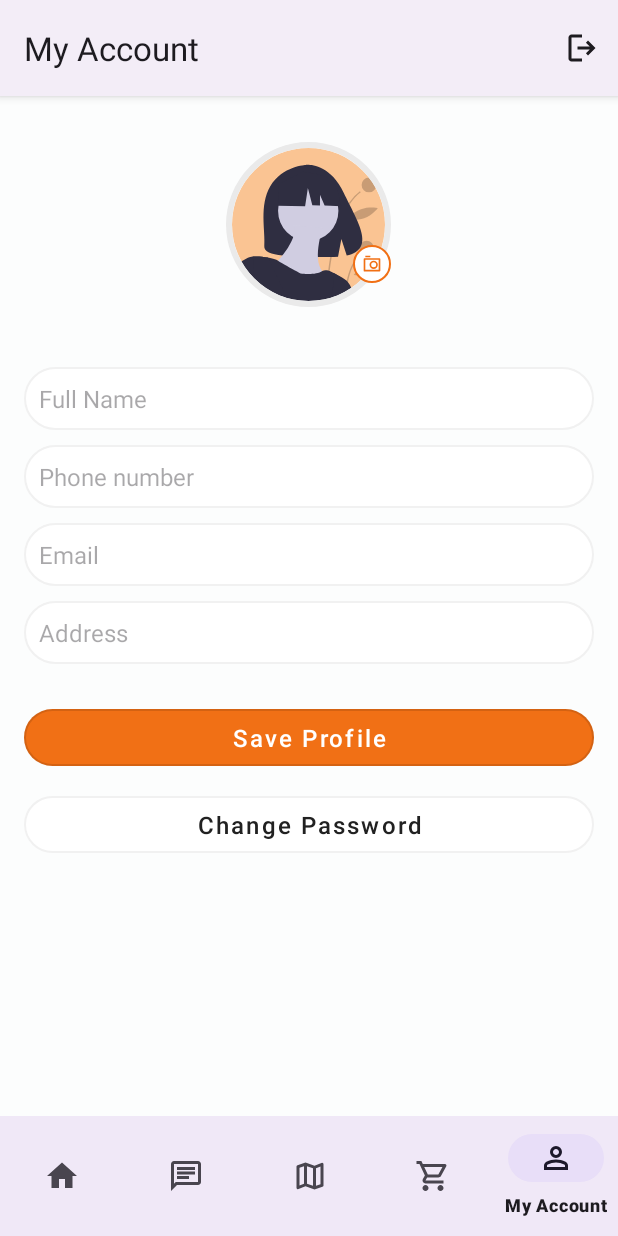
After one commit to STHAOPHAN/Pet-Shop, an Android app: the ProfileFragment screen opened through its navigation route, on a phone screen of 412 x 824 dp. The commit adds this screen. Run offline under Robolectric (Android 15) with nearby library versions, the phone set to English and light mode, and no system bars; our stand-ins replace CircleImageView, Firebase (no records; nobody signed in at launch, a user with empty details on screens opened directly), navigation-ui, sdp/ssp sizes; pictures from the network do not load; 3 statements that could not run were skipped.

Commit message:
add Profile

```diff
--- a/app/build.gradle.kts
+++ b/app/build.gradle.kts
@@ -61,5 +61,6 @@ dependencies {
     implementation("com.github.bumptech.glide:glide:4.12.0")
     annotationProcessor("com.github.bumptech.glide:compiler:4.12.0")
     implementation("androidx.cardview:cardview:1.0.0")
+    implementation("de.hdodenhof:circleimageview:3.1.0")
 
 }
--- /dev/null
+++ b/app/src/main/java/com/example/product_sale/account/ProfileFragment.java
@@ -0,0 +1,199 @@
+package com.example.product_sale.account;
+
+import android.content.Intent;
+import android.os.Bundle;
+import android.support.annotation.Nullable;
+import android.util.Log;
+import android.view.LayoutInflater;
+import android.view.Menu;
+import android.view.MenuInflater;
+import android.view.MenuItem;
+import android.view.View;
+import android.view.ViewGroup;
+import android.widget.ArrayAdapter;
+import android.widget.EditText;
+import android.widget.Spinner;
+import android.widget.Toast;
+
+import androidx.annotation.NonNull;
+import androidx.fragment.app.Fragment;
+
+import com.bumptech.glide.Glide;
+import com.example.product_sale.R;
+import de.hdodenhof.circleimageview.CircleImageView;
+import retrofit2.Call;
+import retrofit2.Callback;
+import retrofit2.Response;
+
+import com.example.product_sale.activity.LoginActivity;
+import com.example.product_sale.models.Customer;
+import com.example.product_sale.models.Pet;
+import com.example.product_sale.service.CustomerApiService;
+import com.example.product_sale.service.PetApiService;
+import com.google.android.material.button.MaterialButton;
+import com.google.firebase.Firebase;
+import com.google.firebase.auth.FirebaseAuth;
+import com.google.firebase.auth.FirebaseUser;
+
+import java.util.List;
+
+public class ProfileFragment extends Fragment {
+
+    private EditText edtFirstName, edtMobileNo, edtEmail, edtAddress;
+    private CircleImageView ivProfileImage;
+    private MaterialButton btnSaveProFile, btnChangePassword, btnDeactivate;
+    private Customer customer;
+    private String emailUser;
+    private int idUser;
+
+    @Override
+    public void onCreate(@androidx.annotation.Nullable Bundle savedInstanceState) {
+        super.onCreate(savedInstanceState);
+        setHasOptionsMenu(true);
+    }
+
+    @Nullable
+    @Override
+    public View onCreateView(@NonNull LayoutInflater inflater, @Nullable ViewGroup container, @Nullable Bundle savedInstanceState) {
+        View view = inflater.inflate(R.layout.fragment_profile, container, false);
+
+        // Khởi tạo các View
+        ivProfileImage = view.findViewById(R.id.ivProfileImage);
+        edtFirstName = view.findViewById(R.id.edtFirstName);
+        edtMobileNo = view.findViewById(R.id.edtMobileNo);
+        edtEmail = view.findViewById(R.id.edtEmail);
+        edtAddress = view.findViewById(R.id.edtAddress);
+        btnSaveProFile = view.findViewById(R.id.btnSaveProFile);
+        btnChangePassword = view.findViewById(R.id.btnChangePassword);
+        btnDeactivate = view.findViewById(R.id.btnDeactivate);
+
+        // Lấy dữ liệu profile và thiết lập giá trị cho các View
+        FirebaseAuth auth = FirebaseAuth.getInstance();
+        FirebaseUser user= auth.getCurrentUser();
+        if (user == null){
+            Intent intent = new Intent(getContext(), LoginActivity.class);
+            startActivity(intent);
+        }
+        emailUser = user.getEmail();
+        customer = new Customer();
+        loadProfileData();
+
+        // Thiết lập sự kiện click cho nút lưu profile
+        btnSaveProFile.setOnClickListener(new View.OnClickListener() {
+            @Override
+            public void onClick(View v) {
+                saveProfileData();
+                loadProfileData();
+            }
+        });
+
+        // Thiết lập sự kiện click cho nút thay đổi mật khẩu
+        btnChangePassword.setOnClickListener(new View.OnClickListener() {
+            @Override
+            public void onClick(View v) {
+                changePassword();
+            }
+        });
+
+        return view;
+    }
+
+    private void loadProfileData() {
+        CustomerApiService customerApiService = CustomerApiService.retrofit.create(CustomerApiService.class);
+        customerApiService.getCustomerByEmail(emailUser).enqueue(new Callback<List<Customer>>() {
+            @Override
+            public void onResponse(Call<List<Customer>> call, Response<List<Customer>> response) {
+                if (response.isSuccessful()) {
+                    List<Customer> customers = response.body();
+                    if (customers != null && !customers.isEmpty()) {
+                        Customer customer = customers.get(0);
+                        // Thiết lập giá trị cho các View
+                        edtFirstName.setText(customer.getFullName());
+                        edtMobileNo.setText(customer.getPhone());
+                        edtEmail.setText(customer.getEmail());
+                        edtAddress.setText(customer.getAddress());
+                        idUser = customer.getId();
+                    } else {
+                        Toast.makeText(getActivity(), "No customer found", Toast.LENGTH_SHORT).show();
+                    }
+                } else {
+                    Toast.makeText(getActivity(), "Failed to get customer", Toast.LENGTH_SHORT).show();
+                }
+            }
+
+            @Override
+            public void onFailure(Call<List<Customer>> call, Throwable t) {
+                Log.e("API_ERROR", "Failure: " + t.getMessage());
+                Toast.makeText(getActivity(), "Network error", Toast.LENGTH_SHORT).show();
+            }
+        });
+    }
+
+    private void saveProfileData() {
+        // Lưu dữ liệu profile
+        String fullName = edtFirstName.getText().toString();
+        String mobileNo = edtMobileNo.getText().toString();
+        String address = edtAddress.getText().toString();
+
+        Customer editCustomer = new Customer();
+        editCustomer.setFullName(fullName);
+        editCustomer.setPhone(mobileNo);
+        editCustomer.setAddress(address);
+
+
+        // Lưu dữ liệu này vào cơ sở dữ liệu hoặc gửi tới API
+        CustomerApiService customerApiService = CustomerApiService.retrofit.create(CustomerApiService.class);
+        customerApiService.updateProfile(idUser, editCustomer).enqueue(new Callback<Customer>() {
+            @Override
+            public void onResponse(Call<Customer> call, Response<Customer> response) {
+                if (response.isSuccessful()) {
+                    Customer customer = response.body();
+                    if (customer != null) {
+                        // Thiết lập giá trị cho các View
+                        edtFirstName.setText(customer.getFullName());
+                        edtMobileNo.setText(customer.getPhone());
+                        edtEmail.setText(customer.getEmail());
+                        edtAddress.setText(customer.getAddress());
+                        idUser = customer.getId();
+                        Toast.makeText(getActivity(), "Update Profile Successful", Toast.LENGTH_SHORT).show();
+
+                    } else {
+                        Toast.makeText(getActivity(), "No customer found", Toast.LENGTH_SHORT).show();
+                    }
+                } else {
+                    Toast.makeText(getActivity(), "Failed to update customer", Toast.LENGTH_SHORT).show();
+                }
+            }
+
+            @Override
+            public void onFailure(Call<Customer> call, Throwable t) {
+                Log.e("API_ERROR", "Failure: " + t.getMessage());
+                Toast.makeText(getActivity(), "Network error", Toast.LENGTH_SHORT).show();
+            }
+        });
+    }
+
+
+    private void changePassword() {
+        // Thực hiện thay đổi mật khẩu
+    }
+
+
+    @Override
+    public void onCreateOptionsMenu(@NonNull Menu menu, @NonNull MenuInflater inflater) {
+        super.onCreateOptionsMenu(menu, inflater);
+        inflater.inflate(R.menu.menu_account, menu); // Inflate the menu
+    }
+
+    @Override
+    public boolean onOptionsItemSelected(@NonNull MenuItem item) {
+        if (item.getItemId() == R.id.action_logout) {
+            FirebaseAuth.getInstance().signOut();
+            Intent intent = new Intent(getActivity(), LoginActivity.class);
+            startActivity(intent);
+            getActivity().finish();
+            return true;
+        }
+        return super.onOptionsItemSelected(item);
+    }
+}
--- a/app/src/main/java/com/example/product_sale/service/CustomerApiService.java
+++ b/app/src/main/java/com/example/product_sale/service/CustomerApiService.java
@@ -26,6 +26,8 @@ public interface CustomerApiService {
 
     @GET("api/customers")
     Call<List<Customer>> getCustomers();
+    @GET("api/customers")
+    Call<List<Customer>> getCustomerByEmail(@Query("email") String email);
 
     @GET("api/customers")
     Call<List<Customer>> getCustomers(
@@ -37,4 +39,7 @@ public interface CustomerApiService {
 
     @PUT("api/customers/{id}")
     Call<Customer> updateCustomer(@Path("id") int id, @Body Customer customer);
+
+    @PUT("api/customers/updateProfile/{id}")
+    Call<Customer> updateProfile(@Path("id") int id, @Body Customer customer);
 }
--- /dev/null
+++ b/app/src/main/res/layout/fragment_profile.xml
@@ -0,0 +1,140 @@
+<?xml version="1.0" encoding="utf-8"?>
+<RelativeLayout xmlns:android="http://schemas.android.com/apk/res/android"
+    xmlns:app="http://schemas.android.com/apk/res-auto"
+    xmlns:tools="http://schemas.android.com/tools"
+    android:layout_width="match_parent"
+    android:layout_height="match_parent"
+    android:background="@color/background_color"
+    tools:ignore="UnusedAttribute"
+    tools:context=".account.ProfileFragment">
+
+<ScrollView
+        android:layout_width="match_parent"
+        android:layout_height="wrap_content"
+        android:clipToPadding="false"
+        android:overScrollMode="never"
+        android:paddingBottom="@dimen/spacing_standard_new">
+
+        <LinearLayout
+            android:layout_width="match_parent"
+            android:layout_height="wrap_content"
+            android:orientation="vertical">
+
+            <androidx.coordinatorlayout.widget.CoordinatorLayout
+                android:id="@+id/editProfileImage"
+                android:layout_width="wrap_content"
+                android:layout_height="wrap_content"
+                android:layout_gravity="center_horizontal"
+                android:layout_marginTop="@dimen/spacing_xlarge">
+
+                <de.hdodenhof.circleimageview.CircleImageView
+                    android:id="@+id/ivProfileImage"
+                    android:layout_width="@dimen/_110sdp"
+                    android:layout_height="@dimen/_110sdp"
+                    android:layout_gravity="center"
+                    android:layout_marginStart="@dimen/spacing_standard"
+                    android:layout_marginEnd="@dimen/spacing_standard"
+                    android:scaleType="centerCrop"
+                    android:src="@drawable/ic_avatar"
+                    app:civ_border_color="@color/view_color"
+                    app:civ_border_width="@dimen/_4sdp" />
+
+                <ImageView
+                    android:layout_width="@dimen/_25sdp"
+                    android:layout_height="@dimen/_25sdp"
+                    android:layout_marginEnd="@dimen/spacing_standard"
+                    android:layout_marginBottom="@dimen/spacing_standard_new"
+                    android:background="@drawable/circle_white"
+                    android:padding="@dimen/_6sdp"
+                    android:contentDescription="@string/text_todo"
+                    android:src="@drawable/ic_camera"
+                    app:tint="@color/colorPrimaryDark"
+                    app:layout_anchor="@id/ivProfileImage"
+                    app:layout_anchorGravity="end|bottom" />
+            </androidx.coordinatorlayout.widget.CoordinatorLayout>
+
+            <LinearLayout
+                android:layout_width="match_parent"
+                android:layout_height="wrap_content"
+                android:layout_marginTop="@dimen/spacing_xxlarge">
+
+                <EditText
+                    android:id="@+id/edtFirstName"
+                    style="@style/FieldRounded"
+                    android:inputType="textCapWords"
+                    android:hint="@string/hint_first_name"
+                    android:autofillHints="@string/hint_first_name"
+                    android:singleLine="true" />
+
+            </LinearLayout>
+
+            <EditText
+                android:id="@+id/edtMobileNo"
+                style="@style/FieldRounded"
+                android:layout_marginTop="@dimen/spacing_middle"
+                android:hint="@string/hint_mobile_no"
+                android:autofillHints="@string/hint_mobile_no"
+                android:inputType="number"
+                android:maxEms="12"
+                android:maxLength="12" />
+
+            <EditText
+                android:id="@+id/edtEmail"
+                style="@style/FieldRounded"
+                android:layout_marginTop="@dimen/spacing_middle"
+                android:hint="@string/hint_email"
+                android:autofillHints="@string/hint_email"
+                android:inputType="textEmailAddress"
+                android:enabled="false" />
+
+            <EditText
+                android:id="@+id/edtAddress"
+                style="@style/FieldRounded"
+                android:layout_marginTop="@dimen/spacing_middle"
+                android:hint="@string/hint_address"
+                android:autofillHints="@string/hint_address"
+                android:inputType="textPostalAddress" />
+
+            <com.google.android.material.button.MaterialButton
+                android:id="@+id/btnSaveProFile"
+                style="@style/MaterialButtonStyle.Filled"
+                android:layout_width="match_parent"
+                android:layout_height="wrap_content"
+                android:layout_marginStart="@dimen/spacing_standard_new"
+                android:layout_marginTop="@dimen/spacing_large"
+                android:layout_marginEnd="@dimen/spacing_standard_new"
+                android:layout_marginBottom="@dimen/spacing_standard"
+                android:text="@string/lbl_save_profile"
+                android:textSize="@dimen/font_size_medium" />
+
+            <com.google.android.material.button.MaterialButton
+                android:id="@+id/btnChangePassword"
+                style="@style/MaterialButtonStyle.Stroked"
+                android:layout_width="match_parent"
+                android:layout_height="wrap_content"
+                android:layout_marginStart="@dimen/spacing_standard_new"
+                android:layout_marginEnd="@dimen/spacing_standard_new"
+                android:layout_marginBottom="@dimen/spacing_standard"
+                android:text="@string/lbl_change_pswd"
+                android:textColor="@color/textColorPrimary"
+                android:textSize="@dimen/font_size_medium"
+                app:strokeColor="@color/editText_background" />
+
+            <com.google.android.material.button.MaterialButton
+                android:id="@+id/btnDeactivate"
+                style="@style/MaterialButtonStyle.Stroked"
+                android:layout_width="match_parent"
+                android:layout_height="wrap_content"
+                android:layout_marginStart="@dimen/spacing_standard_new"
+                android:layout_marginEnd="@dimen/spacing_standard_new"
+                android:layout_marginBottom="@dimen/spacing_large"
+                android:text="@string/lbl_account_deactivate"
+                android:textColor="@color/textColorPrimary"
+                android:textSize="@dimen/font_size_medium"
+                android:visibility="gone"
+                app:strokeColor="@color/editText_background" />
+
+        </LinearLayout>
+    </ScrollView>
+
+</RelativeLayout>
--- a/app/src/main/res/navigation/mobile_navigation.xml
+++ b/app/src/main/res/navigation/mobile_navigation.xml
@@ -31,7 +31,7 @@
 
     <fragment
         android:id="@+id/navigation_account"
-        android:name="com.example.product_sale.account.AccountFragment"
+        android:name="com.example.product_sale.account.ProfileFragment"
         android:label="@string/title_account"
-        tools:layout="@layout/fragment_account" />
+        tools:layout="@layout/fragment_profile" />
 </navigation>
```
Also changed, not shown: app/src/main/java/com/example/product_sale/utils/CircleImageView.kt (added, +377 -0 lines).
